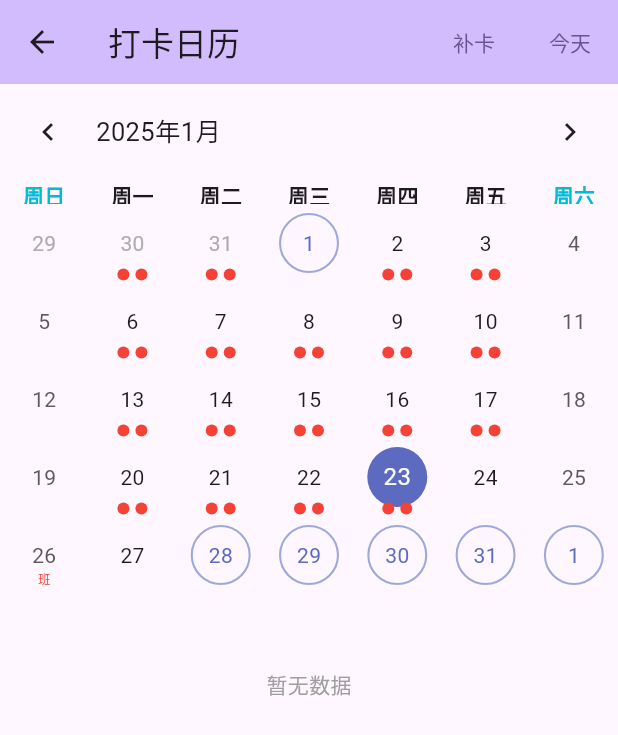
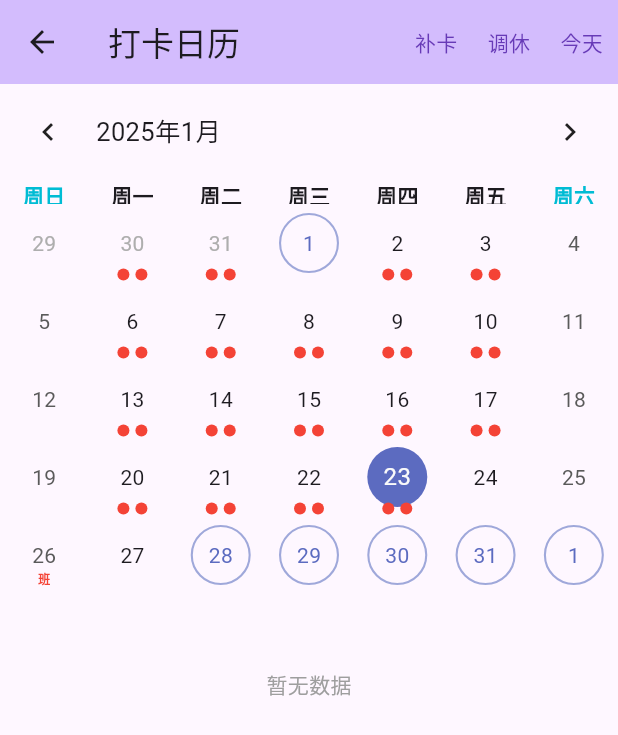
Before and after one commit to TheRuningAnt/sign_app, a Flutter app: the screen it shows after launch, after a tap on "打卡", after a tap on "打卡日历", on a phone screen of 412 x 824 dp. Shown: the top 735 px of the screen. Run offline on Flutter 3.47's test engine with Material 3 defaults, Android fonts, the phone set to English and light mode, and no system bars; drawn by our look-alikes of table_calendar; our stand-ins replace flutter_datetime_picker_plus.

Commit message:
增加调休功能

```diff
--- a/lib/CalendarPage.dart
+++ b/lib/CalendarPage.dart
@@ -17,16 +17,20 @@ class CalendarPage extends StatefulWidget {
 class _CalendarPageState extends State<CalendarPage> {
   DateTime _selectedDay = DateTime.now();
   List<String> _showSignData = [];
-  Map<String, List<String>> allRecords = {};
+  Map<String, List<String>> _allRecords = {};  //所有打卡记录
+  Map<String, List<String>> _restRecords = {};  //所有调休记录
 
   @override
   void initState() {
     // TODO: implement initState
     super.initState();
     DateUtil.readMapFromFile().then((value) {
-      allRecords = value;
+      _allRecords = value;
+      DateUtil.readRestMapFromFile().then((value) {
+        _restRecords = value;
         _refreshShowData(DateTime.now());
         setState(() {});
+      });
     });
   }
 
@@ -37,22 +41,33 @@ class _CalendarPageState extends State<CalendarPage> {
         backgroundColor: Theme.of(context).colorScheme.inversePrimary,
         title: const Text("打卡日历"),
         actions: [
-          TextButton(
-              onPressed: () {
+          _createActonBtn("补卡",(){
             _showDateChoosePickWidget();
-              },
-              child: const Text("补卡")),
-          TextButton(
-              onPressed: () {
+          }),
+          _createActonBtn("调休",(){
+            _showRestDateChoosePickWidget();
+          }),
+          _createActonBtn("今天",(){
             _selectedDay = DateTime.now();
             _refreshShowData(DateTime.now());
             setState(() {});
-              },
-              child: const Text("今天"))
+          })
         ],
       ),
       body: Column(
         children: [_createCalendar(), _createSignView()],
+      ),
+    );
+  }
+
+  Widget _createActonBtn(String title,Function action){
+    return Padding(
+      padding: const EdgeInsets.symmetric(horizontal: 10),
+      child: GestureDetector(
+        onTap:(){
+          action();
+        },
+        child: Text(title,style: TextStyle(color: Colors.deepPurple),)
       ),
     );
   }
@@ -144,8 +159,8 @@ class _CalendarPageState extends State<CalendarPage> {
   _refreshShowData(DateTime day) {
     DateFormat dateFormat = DateFormat('yyyy-MM-dd');
     String dateKey = dateFormat.format(day);
-    if (allRecords.isNotEmpty && allRecords.containsKey(dateKey)) {
-      _showSignData = allRecords[dateKey]!;
+    if (_allRecords.isNotEmpty && _allRecords.containsKey(dateKey)) {
+      _showSignData = _allRecords[dateKey]!;
     } else {
       _showSignData = [];
     }
@@ -182,7 +197,44 @@ class _CalendarPageState extends State<CalendarPage> {
     dateRecords[dateKey] = signData;
     DateUtil.writeMapToFile(dateRecords).then((value) {
       DateUtil.readMapFromFile().then((value) {
-        allRecords = value;
+        _allRecords = value;
+        _selectedDay = dateTime;
+        _refreshShowData(dateTime);
+        setState(() {});
+      });
+    });
+  }
+
+  //展示调休日期选择
+  _showRestDateChoosePickWidget() async {
+    DateTime? selectDate = await DatePicker.showDateTimePicker(
+      context,
+      locale: LocaleType.zh,
+    );
+    if (selectDate != null) {
+      _addRestData(dateTime: selectDate);
+    }
+  }
+
+  //调休增加数据
+  _addRestData({required DateTime dateTime}) async {
+    DateFormat dateFormat = DateFormat('yyyy-MM-dd');
+    String dateKey = dateFormat.format(dateTime);
+    DateFormat timeFormat = DateFormat('yyyy-MM-dd HH:mm:ss');
+    String timeStr = timeFormat.format(dateTime);
+    Map<String, List<String>>? restDateRecords = await DateUtil.readRestMapFromFile();
+    List<String> restData;
+    if (restDateRecords.containsKey(dateKey)) {
+      restData = restDateRecords[dateKey]!;
+    } else {
+      restData = [];
+    }
+    restData.add(timeStr);
+    restData.sort();
+    restDateRecords[dateKey] = restData;
+    DateUtil.writeRestMapToFile(restDateRecords).then((value) {
+      DateUtil.readRestMapFromFile().then((value) {
+        _restRecords = value;
         _selectedDay = dateTime;
         _refreshShowData(dateTime);
         setState(() {});
@@ -199,11 +251,24 @@ class _CalendarPageState extends State<CalendarPage> {
     DateTime nowTime = DateTime.now();
     DateTime startOfDay =
         DateTime(nowTime.year, nowTime.month, nowTime.day, 23, 59, 59, 999);
+
+    DateFormat dateFormat = DateFormat('yyyy-MM-dd');
+    String dateKey = dateFormat.format(day);
+
+    //判断是不是调休
+    if(_restRecords.containsKey(dateKey)){
+      return const Column(
+        mainAxisAlignment: MainAxisAlignment.end,
+        children: [
+          Text("休",style: TextStyle(color: Colors.deepPurple,fontSize: 8,fontWeight: FontWeight.bold)),
+          SizedBox(height: 5,)
+        ],
+      );
+    }
+
     //过滤掉今天之后的日期
     if (day.isAfter(startOfDay)) {
-      //判断是不是调休
-      DateFormat dateFormat = DateFormat('yyyy-MM-dd');
-      String dateKey = dateFormat.format(day);
+      //判断是不是调班
       bool isOtherWorkDay = false;
       if (Other_Work_Day_Config.contains(dateKey)) {
         isOtherWorkDay = true;
@@ -212,7 +277,7 @@ class _CalendarPageState extends State<CalendarPage> {
         return const Column(
           mainAxisAlignment: MainAxisAlignment.end,
           children: [
-            Text("班",style: TextStyle(color: Colors.red,fontSize: 8)),
+            Text("班",style: TextStyle(color: Colors.red,fontSize: 8,fontWeight: FontWeight.bold)),
             SizedBox(height: 5,)
           ],
         );
@@ -257,9 +322,7 @@ class _CalendarPageState extends State<CalendarPage> {
       }
     }
 
-    //判断是不是调休
-    DateFormat dateFormat = DateFormat('yyyy-MM-dd');
-    String dateKey = dateFormat.format(day);
+    //判断是不是调班
     bool isOtherWorkDay = false;
     if (Other_Work_Day_Config.contains(dateKey)) {
         isOtherWorkDay = true;
@@ -315,8 +378,8 @@ class _CalendarPageState extends State<CalendarPage> {
     DateFormat dateFormat = DateFormat('yyyy-MM-dd');
     String dateKey = dateFormat.format(day);
 
-    if (allRecords.containsKey(dateKey)) {
-      List<String> dayRecords = allRecords[dateKey]!;
+    if (_allRecords.containsKey(dateKey)) {
+      List<String> dayRecords = _allRecords[dateKey]!;
       for (var dateTimeStr in dayRecords) {
         DateTime dateTime = DateTime.parse(dateTimeStr);
         int hour = dateTime.hour;
--- a/lib/DateUtil.dart
+++ b/lib/DateUtil.dart
@@ -3,6 +3,7 @@ import 'dart:io';
 import 'package:path_provider/path_provider.dart';
 
 class DateUtil{
+  //写入打卡数据
   static Future<void> writeMapToFile(Map<String, List<String>> data) async {
     final directory = await getApplicationDocumentsDirectory();
     final filePath = '${directory.path}/record/record.json';
@@ -16,6 +17,7 @@ class DateUtil{
     await file.writeAsString(jsonData);
   }
 
+  //读取打卡数据
   static Future<Map<String, List<String>>> readMapFromFile() async {
     final directory = await getApplicationDocumentsDirectory();
     final filePath = '${directory.path}/record/record.json';
@@ -27,4 +29,31 @@ class DateUtil{
     }
     return {};
   }
+
+  //写入调休数据
+  static Future<void> writeRestMapToFile(Map<String, List<String>> data) async {
+    final directory = await getApplicationDocumentsDirectory();
+    final filePath = '${directory.path}/record/rest_record.json';
+    final recordDirectory = Directory('${directory.path}/record');
+    if (!await recordDirectory.exists()) {
+      await recordDirectory.create();
+    }
+
+    final jsonData = json.encode(data);
+    final file = File(filePath);
+    await file.writeAsString(jsonData);
+  }
+
+  //读取调休数据
+  static Future<Map<String, List<String>>> readRestMapFromFile() async {
+    final directory = await getApplicationDocumentsDirectory();
+    final filePath = '${directory.path}/record/rest_record.json';
+    final file = File(filePath);
+    if (await file.exists()) {
+      final jsonData = await file.readAsString();
+      final Map<String, dynamic> decoded = json.decode(jsonData);
+      return decoded.map((key, value) => MapEntry(key, List<String>.from(value)));
+    }
+    return {};
+  }
 }
--- a/lib/SignController.dart
+++ b/lib/SignController.dart
@@ -7,10 +7,13 @@ import 'package:intl/intl.dart';
 import 'DateUtil.dart';
 
 class SignController {
-  Map<String, List<String>> records = {};
+  Map<String, List<String>> _records = {}; //所有打卡记录
+  Map<String, List<String>> _restRecords = {};  //所有调休记录
+
   List<String> todayRecords = [];
   bool hadSignAM = false;
   bool hadSignPM = false;
+  bool isRest = false; //是否是调休
   BuildContext context;
 
   Function refreshAction;
@@ -28,8 +31,16 @@ class SignController {
       DateTime now = DateTime.now();
       DateFormat dateFormat = DateFormat('yyyy-MM-dd');
       String dateKey = dateFormat.format(now);
-      if (records.isNotEmpty && records.containsKey(dateKey)) {
-        todayRecords = records[dateKey]!;
+
+      //判断是否是调休
+      if (_restRecords.isNotEmpty && _restRecords.containsKey(dateKey)) {
+        isRest = true;
+        refreshAction();
+        return;
+      }
+
+      if (_records.isNotEmpty && _records.containsKey(dateKey)) {
+        todayRecords = _records[dateKey]!;
       }
 
       if (todayRecords.isNotEmpty) {
@@ -47,13 +58,13 @@ class SignController {
 
   //读取本地数据
   Future<void> getLocalData() async {
-    records = await DateUtil.readMapFromFile();
-    var json = jsonEncode(records);
+    _records = await DateUtil.readMapFromFile();
+    _restRecords = await DateUtil.readRestMapFromFile();
     DateTime now = DateTime.now();
     DateFormat dateFormat = DateFormat('yyyy-MM-dd');
     String dateKey = dateFormat.format(now);
-    if (records.isNotEmpty && records.containsKey(dateKey)) {
-      todayRecords = records[dateKey]!;
+    if (_records.isNotEmpty && _records.containsKey(dateKey)) {
+      todayRecords = _records[dateKey]!;
     }
   }
 
@@ -79,8 +90,8 @@ class SignController {
     DateFormat timeFormat = DateFormat('yyyy-MM-dd HH:mm:ss');
     String timeStr = timeFormat.format(now);
     todayRecords.add(timeStr);
-    records[dateKey] = todayRecords;
-    DateUtil.writeMapToFile(records).then((value) {
+    _records[dateKey] = todayRecords;
+    DateUtil.writeMapToFile(_records).then((value) {
       refreshState();
     });
   }
--- a/lib/main.dart
+++ b/lib/main.dart
@@ -67,7 +67,9 @@ class _MyHomePageState extends State<MyHomePage> {
               child:const Text("打卡日历"))
         ],
       ),
-      body: Column(
+      body:signController.isRest?Container(
+        child: Center(child: Text("今日调休",style: TextStyle(fontSize: 20),),),
+      ):Column(
         mainAxisAlignment: MainAxisAlignment.start,
         children: <Widget>[
           const SizedBox(height: 30),
```
Lines whose indentation alone changed are shown as unchanged.
